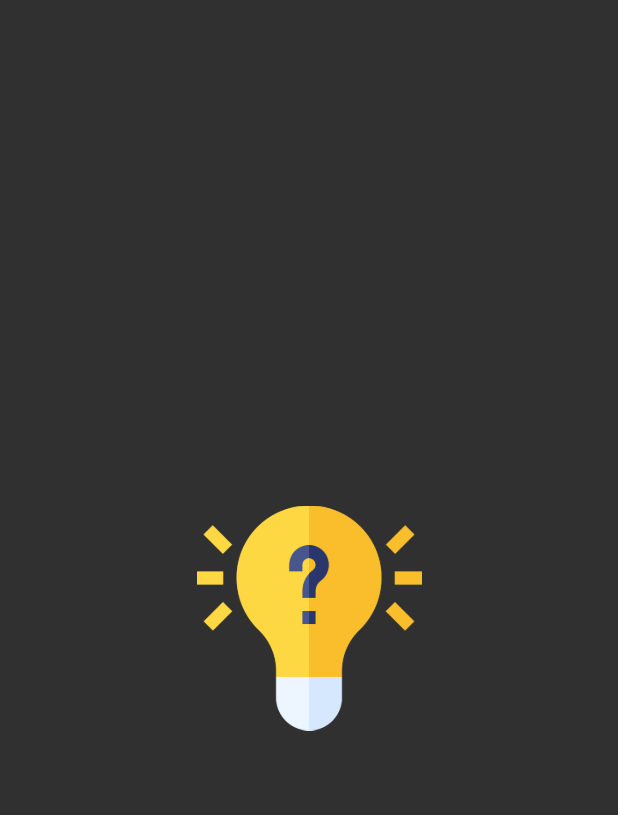
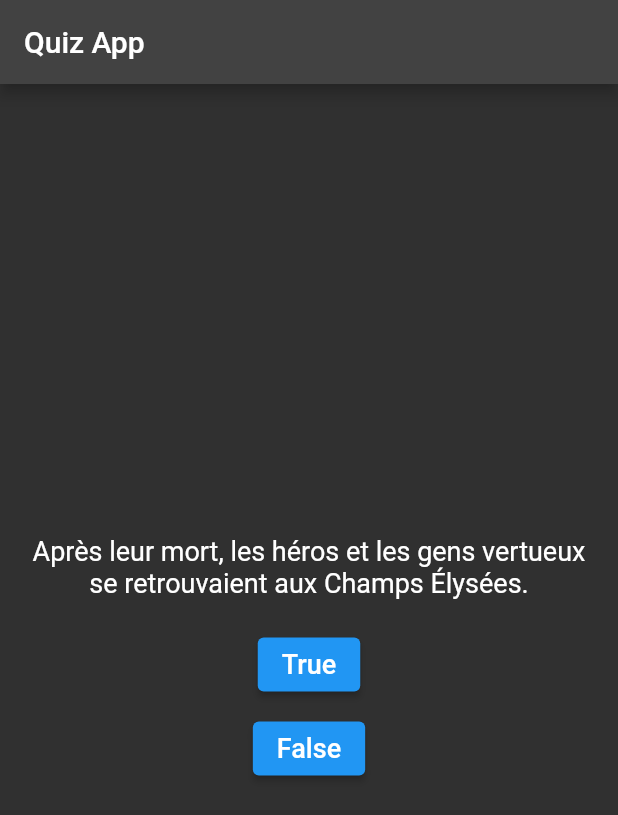
Before and after one commit to imdounia/quiz, a Flutter app: the screen it shows after launch, on a phone screen of 412 x 824 dp. Shown: the top 815 px of the screen. Run offline on Flutter 3.47's test engine with Material 2 defaults, Android fonts, the phone set to English and light mode, and no system bars; our stand-ins replace go_router.

Commit message:
display data and score

```diff
--- /dev/null
+++ b/assets/quiz_data.json
@@ -0,0 +1,42 @@
+[
+    {
+      "question": "Après leur mort, les héros et les gens vertueux se retrouvaient aux Champs Élysées.",
+      "answer": true
+    },
+    {
+      "question": "La division du territoire en cités-États a assuré une longue période de paix dans la civilisation grecque.",
+      "answer": false
+    },
+    {
+      "question": "À l’origine, le mot agora servait à désigner une assemblée de prêtresses dans un lieu public.",
+      "answer": false
+    },
+    {
+      "question": "Platon n’a laissé aucun écrit.",
+      "answer": false
+    },
+    {
+      "question": "Homère est un personnage de l’Odyssée, comme Ulysse.",
+      "answer": false
+    },
+    {
+      "question": "Les esclaves qui remportaient une compétition olympique gagnaient aussi leur liberté.",
+      "answer": false
+    },
+    {
+      "question": "La médecine par les songes était pratiquée au sanctuaire d’Asclépios.",
+      "answer": true
+    },
+    {
+      "question": "L’expression « une victoire à la Pyrrhus » signifie une victoire surprise.",
+      "answer": false
+    },
+    {
+      "question": "La Vénus de Milo représente en fait la déesse Aphrodite.",
+      "answer": true
+    },
+    {
+      "question": "Zeus était la divinité vénérée au Parthénon.",
+      "answer": false
+    }
+  ]
--- a/lib/main.dart
+++ b/lib/main.dart
@@ -11,7 +11,8 @@ class QuizApp extends StatelessWidget {
   @override
   Widget build(BuildContext context) {
     return MaterialApp.router(
-      title: 'My App',
+      title: 'Quiz App',
+      debugShowCheckedModeBanner: false,
       theme: ThemeData.dark(),
       routeInformationParser: RouterService.getRoutes().routeInformationParser,
       routeInformationProvider:
--- /dev/null
+++ b/lib/models/question.dart
@@ -0,0 +1,13 @@
+class Question {
+  final String question;
+  final bool answer;
+
+  Question({required this.question, required this.answer});
+
+  factory Question.fromJson(Map<String, dynamic> json) {
+    return Question(
+      question: json['question'],
+      answer: json['answer'],
+    );
+  }
+}
--- /dev/null
+++ b/lib/screens/quiz_screen.dart
@@ -0,0 +1,110 @@
+import 'package:flutter/material.dart';
+import '../models/question.dart';
+import '../services/quiz_service.dart';
+
+class QuizScreen extends StatefulWidget {
+  @override
+  _QuizScreenState createState() => _QuizScreenState();
+}
+
+class _QuizScreenState extends State<QuizScreen> {
+  int currentQuestionIndex = 0;
+  int score = 0;
+  List<Question> questions = [];
+
+  @override
+  void initState() {
+    super.initState();
+    loadQuestions();
+  }
+
+  void loadQuestions() async {
+    QuizService quizService = QuizService();
+    questions = await quizService.getQuestions();
+    setState(() {});
+  }
+
+  void submitAnswer(bool answer) {
+    if (answer == questions[currentQuestionIndex].answer) {
+      score++;
+    }
+
+    if (currentQuestionIndex < questions.length - 1) {
+      currentQuestionIndex++;
+    } else {
+      showResultDialog(score, questions.length);
+    }
+
+    setState(() {});
+  }
+
+  void showResultDialog(int score, int totalQuestions) {
+    showDialog(
+      context: context,
+      builder: (BuildContext context) {
+        return AlertDialog(
+          title: Text('Quiz Result'),
+          content: Text('Your score: $score/$totalQuestions'),
+          actions: <Widget>[
+            ElevatedButton(
+              child: Text('Close'),
+              onPressed: () {
+                Navigator.of(context).pop();
+              },
+            ),
+          ],
+        );
+      },
+    );
+  }
+
+  @override
+  Widget build(BuildContext context) {
+    if (questions.isEmpty) {
+      return Scaffold(
+        appBar: AppBar(title: Text('Quiz App')),
+        body: Center(child: CircularProgressIndicator()),
+      );
+    }
+
+    Question currentQuestion = questions[currentQuestionIndex];
+
+    return Scaffold(
+      appBar: AppBar(title: Text('Quiz App')),
+      body: Container(
+        alignment: Alignment.center,
+        padding: EdgeInsets.all(15),
+        child: Column(
+          mainAxisAlignment: MainAxisAlignment.center,
+          children: <Widget>[
+            Text(
+              currentQuestion.question,
+              textAlign: TextAlign.center,
+              style: TextStyle(fontSize: 18.0),
+            ),
+            SizedBox(height: 20.0),
+            ElevatedButton(
+              onPressed: () {
+                submitAnswer(true);
+              },
+              child: Text(
+                'True',
+                style: TextStyle(fontSize: 18.0),
+              ),
+            ),
+            SizedBox(height: 8.0),
+            ElevatedButton(
+              onPressed: () {
+                submitAnswer(false);
+              },
+              child: Text(
+                'False',
+                style: TextStyle(fontSize: 18.0),
+              ),
+            ),
+          ],
+        ),
+      ),
+    );
+  }
+}
--- a/lib/screens/splash_screen.dart
+++ b/lib/screens/splash_screen.dart
@@ -1,12 +1,13 @@
+import 'dart:async';
 import 'package:flutter/material.dart';
-import 'package:flutter/src/widgets/framework.dart';
-import 'package:flutter/src/widgets/placeholder.dart';
+import 'package:go_router/go_router.dart';
 
 class SplashScreen extends StatelessWidget {
   const SplashScreen({super.key});
 
   @override
   Widget build(BuildContext context) {
+    Timer(const Duration(seconds: 5), () => context.replaceNamed('quiz'));
     return Scaffold(
         body: Container(
       padding: const EdgeInsets.all(25),
--- /dev/null
+++ b/lib/services/quiz_service.dart
@@ -0,0 +1,12 @@
+import 'dart:convert';
+import 'package:flutter/services.dart';
+
+import '../models/question.dart';
+
+class QuizService {
+  Future<List<Question>> getQuestions() async {
+    String jsonData = await rootBundle.loadString('assets/quiz_data.json');
+    List<dynamic> jsonList = json.decode(jsonData);
+    return jsonList.map((json) => Question.fromJson(json)).toList();
+  }
+}
--- a/lib/services/router.dart
+++ b/lib/services/router.dart
@@ -1,5 +1,6 @@
 import 'package:go_router/go_router.dart';
 import 'package:flutter_quiz/screens/splash_screen.dart';
+import 'package:flutter_quiz/screens/quiz_screen.dart';
 
 class RouterService {
   static GoRouter getRoutes() {
@@ -8,6 +9,11 @@ class RouterService {
         path: '/',
         name: 'splash',
         builder: ((context, state) => SplashScreen()),
+      ),
+      GoRoute(
+        path: '/quiz',
+        name: 'quiz',
+        builder: ((context, state) => QuizScreen()),
       )
     ]);
   }
--- a/pubspec.yaml
+++ b/pubspec.yaml
@@ -62,7 +62,7 @@ flutter:
   # To add assets to your application, add an assets section, like this:
   assets:
     - assets/images/
-  #   - images/a_dot_ham.jpeg
+    - assets/quiz_data.json
 
   # An image asset can refer to one or more resolution-specific "variants", see
   # https://flutter.dev/assets-and-images/#resolution-aware
```
Also changed, not shown: lib/data/quiz_data.dart (deleted).
